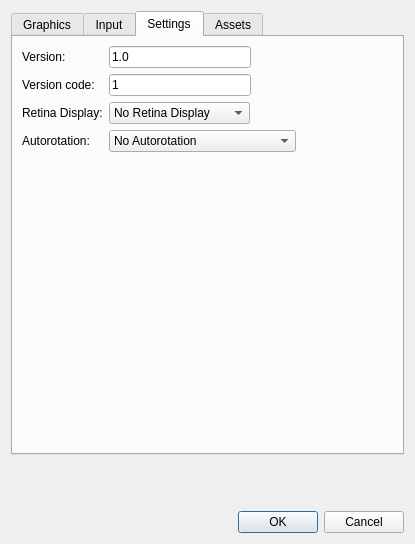
First picture: the form in ui/projectpropertiesdialog.ui, repository gideros/gideros, before the edit.
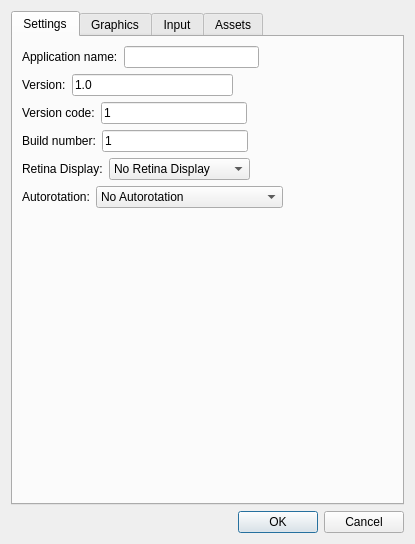
Second picture: the form after the edit. The open tabs and pages were chosen to show the change.

Commit message: [export] differentiate app name and project name, add ability to specify build number

What changed in the file:
```diff
--- a/ui/projectpropertiesdialog.ui
+++ b/ui/projectpropertiesdialog.ui
@@ -19,6 +19,279 @@
      <property name="currentIndex">
       <number>0</number>
      </property>
+     <widget class="QWidget" name="tab_2">
+      <attribute name="title">
+       <string>Settings</string>
+      </attribute>
+      <layout class="QVBoxLayout" name="verticalLayout_8">
+       <item>
+        <layout class="QHBoxLayout" name="horizontalLayout_8">
+         <item>
+          <layout class="QVBoxLayout" name="verticalLayout_7">
+           <item>
+            <layout class="QHBoxLayout" name="horizontalLayout_15">
+             <item>
+              <widget class="QLabel" name="label_11">
+               <property name="text">
+                <string>Application name:</string>
+               </property>
+              </widget>
+             </item>
+             <item>
+              <widget class="QLineEdit" name="app_name"/>
+             </item>
+             <item>
+              <spacer name="horizontalSpacer_12">
+               <property name="orientation">
+                <enum>Qt::Horizontal</enum>
+               </property>
+               <property name="sizeHint" stdset="0">
+                <size>
+                 <width>40</width>
+                 <height>20</height>
+                </size>
+               </property>
+              </spacer>
+             </item>
+            </layout>
+           </item>
+           <item>
+            <layout class="QHBoxLayout" name="horizontalLayout_61">
+             <item>
+              <widget class="QLabel" name="label_9">
+               <property name="toolTip">
+                <string>Defines the version of the app.</string>
+               </property>
+               <property name="text">
+                <string>Version:</string>
+               </property>
+              </widget>
+             </item>
+             <item>
+              <widget class="QLineEdit" name="version">
+               <property name="text">
+                <string>1.0</string>
+               </property>
+              </widget>
+             </item>
+             <item>
+              <spacer name="horizontalSpacer_61">
+               <property name="orientation">
+                <enum>Qt::Horizontal</enum>
+               </property>
+               <property name="sizeHint" stdset="0">
+                <size>
+                 <width>40</width>
+                 <height>20</height>
+                </size>
+               </property>
+              </spacer>
+             </item>
+            </layout>
+           </item>
+           <item>
+            <layout class="QHBoxLayout" name="horizontalLayout_62">
+             <item>
+              <widget class="QLabel" name="label_91">
+               <property name="toolTip">
+                <string>Defines the integer version for Android.</string>
+               </property>
+               <property name="text">
+                <string>Version code:</string>
+               </property>
+              </widget>
+             </item>
+             <item>
+              <widget class="QLineEdit" name="version_code">
+               <property name="text">
+                <string>1</string>
+               </property>
+              </widget>
+             </item>
+             <item>
+              <spacer name="horizontalSpacer_62">
+               <property name="orientation">
+                <enum>Qt::Horizontal</enum>
+               </property>
+               <property name="sizeHint" stdset="0">
+                <size>
+                 <width>40</width>
+                 <height>20</height>
+                </size>
+               </property>
+              </spacer>
+             </item>
+            </layout>
+           </item>
+           <item>
+            <layout class="QHBoxLayout" name="horizontalLayout_14">
+             <item>
+              <widget class="QLabel" name="label_10">
+               <property name="text">
+                <string>Build number:</string>
+               </property>
+              </widget>
+             </item>
+             <item>
+              <widget class="QLineEdit" name="build_number">
+               <property name="text">
+                <string>1</string>
+               </property>
+              </widget>
+             </item>
+             <item>
+              <spacer name="horizontalSpacer_11">
+               <property name="orientation">
+                <enum>Qt::Horizontal</enum>
+               </property>
+               <property name="sizeHint" stdset="0">
+                <size>
+                 <width>40</width>
+                 <height>20</height>
+                </size>
+               </property>
+              </spacer>
+             </item>
+            </layout>
+           </item>
+           <item>
+            <layout class="QHBoxLayout" name="horizontalLayout_6">
+             <item>
+              <widget class="QLabel" name="label_7">
+               <property name="toolTip">
+                <string>Defines how the screen is scaled
+
+This feature sets the type of screen scaling. See 
+Gideros Studio documentation for definition of 
+each mode.</string>
+               </property>
+               <property name="text">
+                <string>Retina Display:</string>
+               </property>
+              </widget>
+             </item>
+             <item>
+              <widget class="QComboBox" name="retinaDisplay">
+               <property name="minimumSize">
+                <size>
+                 <width>140</width>
+                 <height>0</height>
+                </size>
+               </property>
+               <item>
+                <property name="text">
+                 <string>No Retina Display</string>
+                </property>
+               </item>
+               <item>
+                <property name="text">
+                 <string>For iPhone</string>
+                </property>
+               </item>
+               <item>
+                <property name="text">
+                 <string>For iPad</string>
+                </property>
+               </item>
+               <item>
+                <property name="text">
+                 <string>For iPhone and iPad</string>
+                </property>
+               </item>
+              </widget>
+             </item>
+             <item>
+              <spacer name="horizontalSpacer_6">
+               <property name="orientation">
+                <enum>Qt::Horizontal</enum>
+               </property>
+               <property name="sizeHint" stdset="0">
+                <size>
+                 <width>40</width>
+                 <height>20</height>
+                </size>
+               </property>
+              </spacer>
+             </item>
+            </layout>
+           </item>
+           <item>
+            <layout class="QHBoxLayout" name="horizontalLayout_10">
+             <item>
+              <widget class="QLabel" name="label_92">
+               <property name="toolTip">
+                <string>Defines the default screen orientation, which is either 
+portrait or landscape.</string>
+               </property>
+               <property name="text">
+                <string>Autorotation:</string>
+               </property>
+              </widget>
+             </item>
+             <item>
+              <widget class="QComboBox" name="autorotation">
+               <property name="minimumSize">
+                <size>
+                 <width>140</width>
+                 <height>0</height>
+                </size>
+               </property>
+               <item>
+                <property name="text">
+                 <string>No Autorotation</string>
+                </property>
+               </item>
+               <item>
+                <property name="text">
+                 <string>For iPhone/Android</string>
+                </property>
+               </item>
+               <item>
+                <property name="text">
+                 <string>For iPad/Android</string>
+                </property>
+               </item>
+               <item>
+                <property name="text">
+                 <string>For iPhone and iPad/Android</string>
+                </property>
+               </item>
+              </widget>
+             </item>
+             <item>
+              <spacer name="horizontalSpacer_8">
+               <property name="orientation">
+                <enum>Qt::Horizontal</enum>
+               </property>
+               <property name="sizeHint" stdset="0">
+                <size>
+                 <width>40</width>
+                 <height>20</height>
+                </size>
+               </property>
+              </spacer>
+             </item>
+            </layout>
+           </item>
+          </layout>
+         </item>
+        </layout>
+       </item>
+       <item>
+        <spacer name="verticalSpacer_3">
+         <property name="orientation">
+          <enum>Qt::Vertical</enum>
+         </property>
+         <property name="sizeHint" stdset="0">
+          <size>
+           <width>20</width>
+           <height>290</height>
+          </size>
+         </property>
+        </spacer>
+       </item>
+      </layout>
+     </widget>
      <widget class="QWidget" name="tab">
       <attribute name="title">
        <string>Graphics</string>
@@ -587,225 +860,6 @@
        </item>
       </layout>
      </widget>
-     <widget class="QWidget" name="tab_2">
-      <attribute name="title">
-       <string>Settings</string>
-      </attribute>
-      <layout class="QVBoxLayout" name="verticalLayout_8">
-       <item>
-        <layout class="QHBoxLayout" name="horizontalLayout_8">
-         <item>
-          <layout class="QVBoxLayout" name="verticalLayout_5">
-           <item>
-            <widget class="QLabel" name="label_9">
-             <property name="toolTip">
-              <string>Defines the version of the app.</string>
-             </property>
-             <property name="text">
-              <string>Version:</string>
-             </property>
-            </widget>
-           </item>
-           <item>
-            <widget class="QLabel" name="label_91">
-             <property name="toolTip">
-              <string>Defines the integer version for Android.</string>
-             </property>
-             <property name="text">
-              <string>Version code:</string>
-             </property>
-            </widget>
-           </item>
-           <item>
-            <widget class="QLabel" name="label_7">
-             <property name="toolTip">
-              <string>Defines how the screen is scaled
-
-This feature sets the type of screen scaling. See 
-Gideros Studio documentation for definition of 
-each mode.</string>
-             </property>
-             <property name="text">
-              <string>Retina Display:</string>
-             </property>
-            </widget>
-           </item>
-           <item>
-            <widget class="QLabel" name="label_92">
-             <property name="toolTip">
-              <string>Defines the default screen orientation, which is either 
-portrait or landscape.</string>
-             </property>
-             <property name="text">
-              <string>Autorotation:</string>
-             </property>
-            </widget>
-           </item>
-          </layout>
-         </item>
-         <item>
-          <layout class="QVBoxLayout" name="verticalLayout_7">
-           <item>
-            <layout class="QHBoxLayout" name="horizontalLayout_61">
-             <item>
-              <widget class="QLineEdit" name="version">
-               <property name="text">
-                <string>1.0</string>
-               </property>
-              </widget>
-             </item>
-             <item>
-              <spacer name="horizontalSpacer_61">
-               <property name="orientation">
-                <enum>Qt::Horizontal</enum>
-               </property>
-               <property name="sizeHint" stdset="0">
-                <size>
-                 <width>40</width>
-                 <height>20</height>
-                </size>
-               </property>
-              </spacer>
-             </item>
-            </layout>
-           </item>
-           <item>
-            <layout class="QHBoxLayout" name="horizontalLayout_62">
-             <item>
-              <widget class="QLineEdit" name="version_code">
-               <property name="text">
-                <string>1</string>
-               </property>
-              </widget>
-             </item>
-             <item>
-              <spacer name="horizontalSpacer_62">
-               <property name="orientation">
-                <enum>Qt::Horizontal</enum>
-               </property>
-               <property name="sizeHint" stdset="0">
-                <size>
-                 <width>40</width>
-                 <height>20</height>
-                </size>
-               </property>
-              </spacer>
-             </item>
-            </layout>
-           </item>
-           <item>
-            <layout class="QHBoxLayout" name="horizontalLayout_6">
-             <item>
-              <widget class="QComboBox" name="retinaDisplay">
-               <property name="minimumSize">
-                <size>
-                 <width>140</width>
-                 <height>0</height>
-                </size>
-               </property>
-               <item>
-                <property name="text">
-                 <string>No Retina Display</string>
-                </property>
-               </item>
-               <item>
-                <property name="text">
-                 <string>For iPhone</string>
-                </property>
-               </item>
-               <item>
-                <property name="text">
-                 <string>For iPad</string>
-                </property>
-               </item>
-               <item>
-                <property name="text">
-                 <string>For iPhone and iPad</string>
-                </property>
-               </item>
-              </widget>
-             </item>
-             <item>
-              <spacer name="horizontalSpacer_6">
-               <property name="orientation">
-                <enum>Qt::Horizontal</enum>
-               </property>
-               <property name="sizeHint" stdset="0">
-                <size>
-                 <width>40</width>
-                 <height>20</height>
-                </size>
-               </property>
-              </spacer>
-             </item>
-            </layout>
-           </item>
-           <item>
-            <layout class="QHBoxLayout" name="horizontalLayout_10">
-             <item>
-              <widget class="QComboBox" name="autorotation">
-               <property name="minimumSize">
-                <size>
-                 <width>140</width>
-                 <height>0</height>
-                </size>
-               </property>
-               <item>
-                <property name="text">
-                 <string>No Autorotation</string>
-                </property>
-               </item>
-               <item>
-                <property name="text">
-                 <string>For iPhone/Android</string>
-                </property>
-               </item>
-               <item>
-                <property name="text">
-                 <string>For iPad/Android</string>
-                </property>
-               </item>
-               <item>
-                <property name="text">
-                 <string>For iPhone and iPad/Android</string>
-                </property>
-               </item>
-              </widget>
-             </item>
-             <item>
-              <spacer name="horizontalSpacer_8">
-               <property name="orientation">
-                <enum>Qt::Horizontal</enum>
-               </property>
-               <property name="sizeHint" stdset="0">
-                <size>
-                 <width>40</width>
-                 <height>20</height>
-                </size>
-               </property>
-              </spacer>
-             </item>
-            </layout>
-           </item>
-          </layout>
-         </item>
-        </layout>
-       </item>
-       <item>
-        <spacer name="verticalSpacer_3">
-         <property name="orientation">
-          <enum>Qt::Vertical</enum>
-         </property>
-         <property name="sizeHint" stdset="0">
-          <size>
-           <width>20</width>
-           <height>290</height>
-          </size>
-         </property>
-        </spacer>
-       </item>
-      </layout>
-     </widget>
      <widget class="QWidget" name="tab_4">
       <attribute name="title">
        <string>Assets</string>
```
The commit also changes 12 other files.
